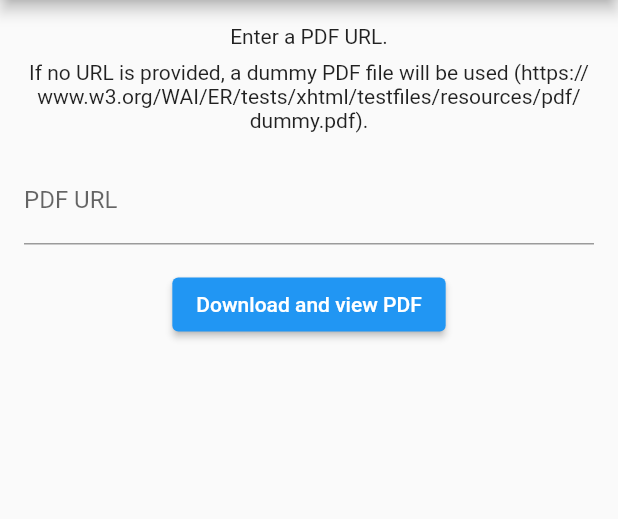
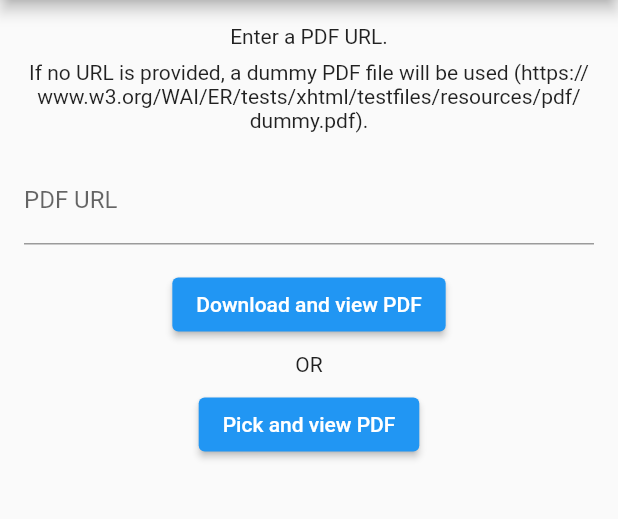
Before and after one commit to cloudacy/flutter_native_pdf_viewer, a Flutter app: the screen it shows after launch, after a tap on "Download and view PDF", on a phone screen of 412 x 824 dp, the part 84-603 px from its top. Run offline on Flutter 3.47's test engine with Material 2 defaults, Android fonts, the phone set to English and light mode, and no system bars; our stand-ins replace file_picker; network calls fail.

Commit message:
test: extend example with file_picker option

```diff
--- a/example/lib/main.dart
+++ b/example/lib/main.dart
@@ -1,5 +1,6 @@
 import 'dart:io';
 
+import 'package:file_picker/file_picker.dart';
 import 'package:flutter/material.dart';
 import 'package:http/http.dart';
 import 'package:path_provider/path_provider.dart';
@@ -18,14 +19,14 @@ class _FlutterNativePdfViewerAppState extends State<FlutterNativePdfViewerApp> {
   final _formKey = GlobalKey<FormState>();
 
   final urlFieldController = TextEditingController();
-  Future<File>? pdfFuture;
+  Future<String>? pdfFuture;
 
   @override
   void initState() {
     super.initState();
   }
 
-  Future<File> downloadPDF({
+  Future<String> downloadPDF({
     required String url,
   }) async {
     // If URL is empty or null, replace with https://www.w3.org/WAI/ER/tests/xhtml/testfiles/resources/pdf/dummy.pdf.
@@ -46,7 +47,7 @@ class _FlutterNativePdfViewerAppState extends State<FlutterNativePdfViewerApp> {
     final pdf = File(tmpDir.path + '/pdf.pdf');
     await pdf.writeAsBytes(res.bodyBytes);
 
-    return pdf;
+    return pdf.path;
   }
 
   Future<void> submitForm() async {
@@ -61,7 +62,7 @@ class _FlutterNativePdfViewerAppState extends State<FlutterNativePdfViewerApp> {
     if (Platform.isAndroid) {
       final pdf = await pdfFuture;
       if (pdf != null) {
-        FlutterNativePDFViewer.openPDF(path: pdf.path);
+        FlutterNativePDFViewer.openPDF(path: pdf);
       }
     }
   }
@@ -115,13 +116,37 @@ class _FlutterNativePdfViewerAppState extends State<FlutterNativePdfViewerApp> {
                               },
                             ),
                     ),
+                    SizedBox(height: 8),
+                    Text('OR'),
+                    SizedBox(height: 8),
+                    ElevatedButton(
+                      onPressed: () async {
+                        final result = await FilePicker.platform.pickFiles(
+                          type: FileType.custom,
+                          allowedExtensions: ['pdf'],
+                        );
+                        if (result == null) {
+                          return;
+                        }
+
+                        final filePath = result.files.single.path;
+                        if (filePath == null) {
+                          return;
+                        }
+
+                        setState(() {
+                          pdfFuture = Future.value(filePath);
+                        });
+                      },
+                      child: Text('Pick and view PDF'),
+                    ),
                   ],
                 ),
               ),
             ),
             if (pdfFuture != null && Platform.isIOS)
               Expanded(
-                child: FutureBuilder<File>(
+                child: FutureBuilder<String>(
                   future: pdfFuture,
                   builder: (context, snapshot) {
                     if (snapshot.connectionState != ConnectionState.done) {
@@ -139,7 +164,7 @@ class _FlutterNativePdfViewerAppState extends State<FlutterNativePdfViewerApp> {
                     final pdf = snapshot.data!;
 
                     return FlutterNativePDFViewer(
-                      path: pdf.path,
+                      path: pdf,
                     );
                   },
                 ),
--- a/example/pubspec.yaml
+++ b/example/pubspec.yaml
@@ -21,6 +21,8 @@ dependencies:
 
   cupertino_icons: ^1.0.0
 
+  file_picker: ^3.0.0
+
 dev_dependencies:
   flutter_test:
     sdk: flutter
```
Also changed, not shown: example/pubspec.lock, 1 other file.
